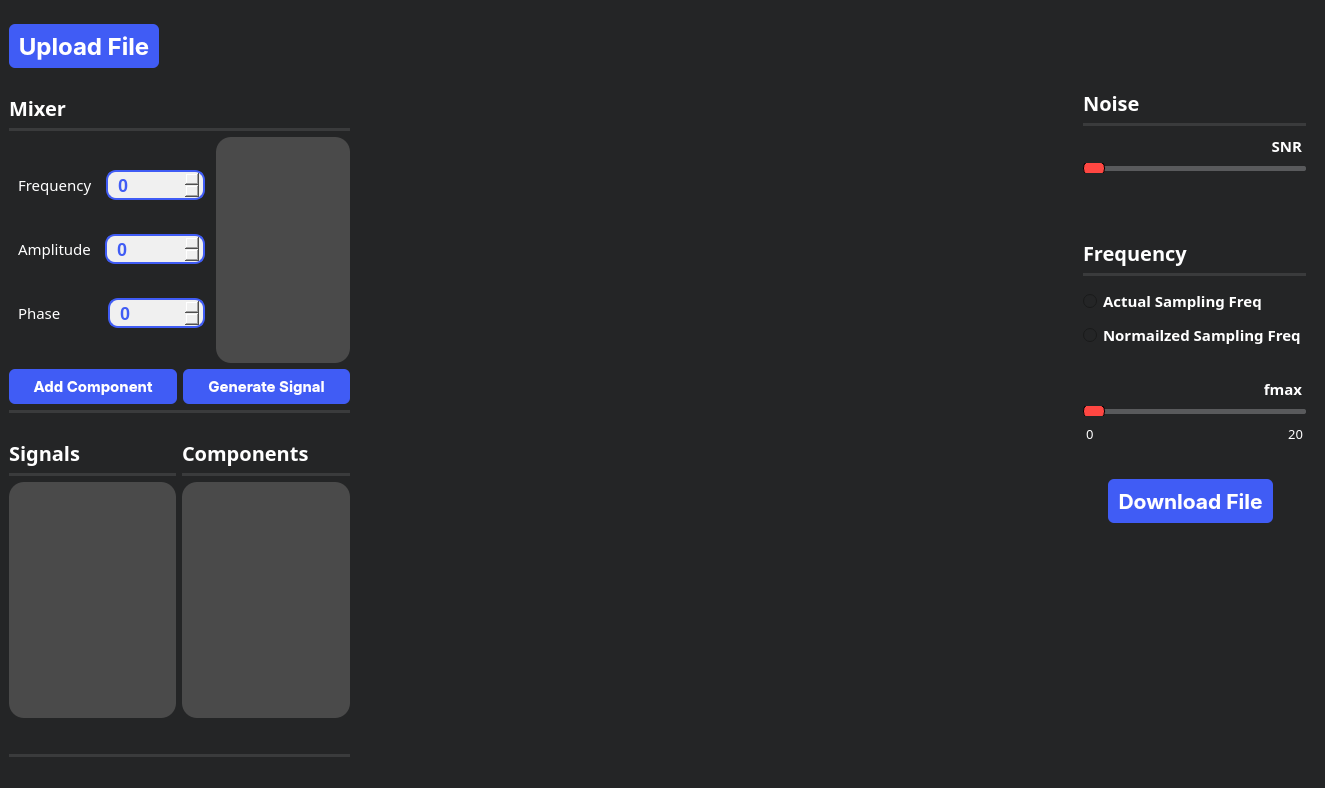
Above: mainwindow.ui from joyou159/Sampling-Studio before the change. Below: the same form after it.
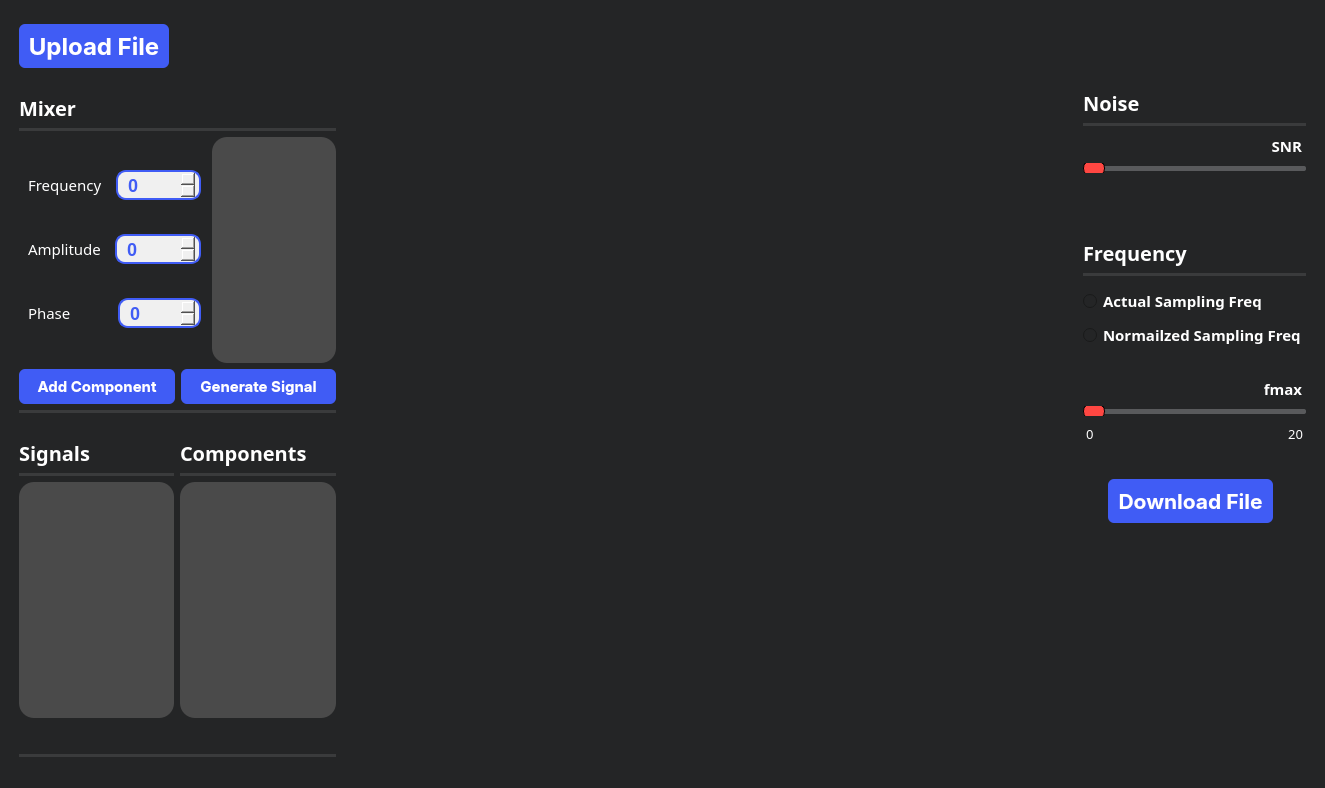
That is the form after the change. Icons and pictures are not drawn. Custom widgets are drawn as their Qt base class.

What changed in the file:
```diff
--- a/mainwindow.ui
+++ b/mainwindow.ui
@@ -19,9 +19,12 @@
   <widget class="QWidget" name="centralwidget">
    <layout class="QGridLayout" name="gridLayout">
     <item row="0" column="0">
-     <layout class="QHBoxLayout" name="horizontalLayout_9" stretch="2,0,4,0">
+     <layout class="QHBoxLayout" name="horizontalLayout_9" stretch="2,0,4,0,0">
       <item>
        <layout class="QVBoxLayout" name="verticalLayout_5">
+        <property name="leftMargin">
+         <number>10</number>
+        </property>
         <property name="topMargin">
          <number>15</number>
         </property>
@@ -856,6 +859,19 @@
         </item>
        </layout>
       </item>
+      <item>
+       <spacer name="horizontalSpacer_2">
+        <property name="orientation">
+         <enum>Qt::Horizontal</enum>
+        </property>
+        <property name="sizeHint" stdset="0">
+         <size>
+          <width>40</width>
+          <height>20</height>
+         </size>
+        </property>
+       </spacer>
+      </item>
       <item>
        <layout class="QVBoxLayout" name="verticalLayout_13">
         <property name="rightMargin">
```
